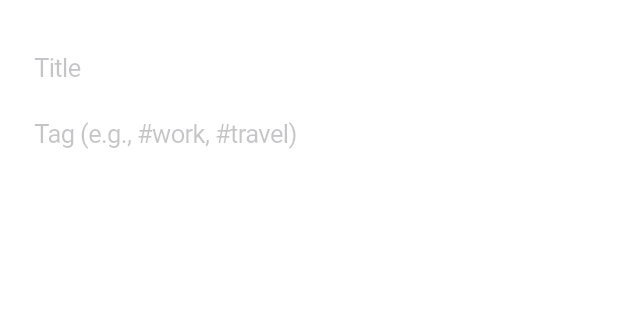
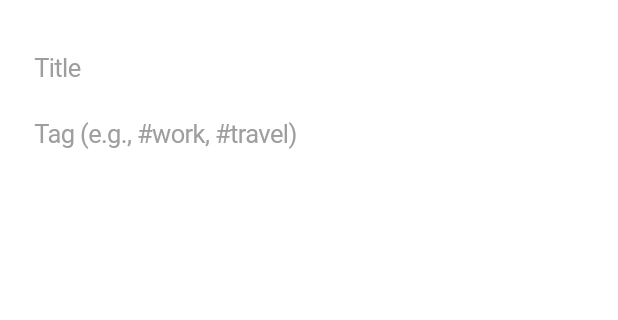
Before and after one commit to dizon-kevin/Notes-List, a Flutter app: the AddNotePage screen opened directly with empty values, on a phone screen of 412 x 824 dp, the part 48-368 px from its top. Run offline on Flutter 3.47's test engine with Material 3 defaults, Android fonts, the phone set to English and light mode, and no system bars; our stand-ins replace hive, hive_flutter; accounts and stored records are empty.

Commit message:
commited by marc

```diff
--- a/lib/add_note_page.dart
+++ b/lib/add_note_page.dart
@@ -57,6 +57,7 @@ class _AddNotePageState extends State<AddNotePage> {
               CupertinoTextField(
                 controller: _titleController,
                 placeholder: 'Title',
+                placeholderStyle: TextStyle(color: Colors.grey),
                 style: TextStyle(color: Colors.black),
                 decoration: BoxDecoration(color: Colors.white),
               ),
@@ -64,6 +65,7 @@ class _AddNotePageState extends State<AddNotePage> {
               CupertinoTextField(
                 controller: _tagController,
                 placeholder: 'Tag (e.g., #work, #travel)',
+                placeholderStyle: TextStyle(color: Colors.grey),
                 style: TextStyle(color: Colors.black),
                 decoration: BoxDecoration(color: Colors.white),
               ),
--- a/lib/edit_note_page.dart
+++ b/lib/edit_note_page.dart
@@ -66,6 +66,7 @@ class _EditNotePageState extends State<EditNotePage> {
               CupertinoTextField(
                 controller: _titleController,
                 placeholder: 'Title',
+                placeholderStyle: TextStyle(color: Colors.grey),
                 style: TextStyle(color: Colors.black),
                 decoration: BoxDecoration(color: Colors.white),
               ),
@@ -73,6 +74,7 @@ class _EditNotePageState extends State<EditNotePage> {
               CupertinoTextField(
                 controller: _tagController,
                 placeholder: 'Tag (e.g., #work, #travel)',
+                placeholderStyle: TextStyle(color: Colors.grey),
                 style: TextStyle(color: Colors.black),
                 decoration: BoxDecoration(color: Colors.white),
               ),
```
